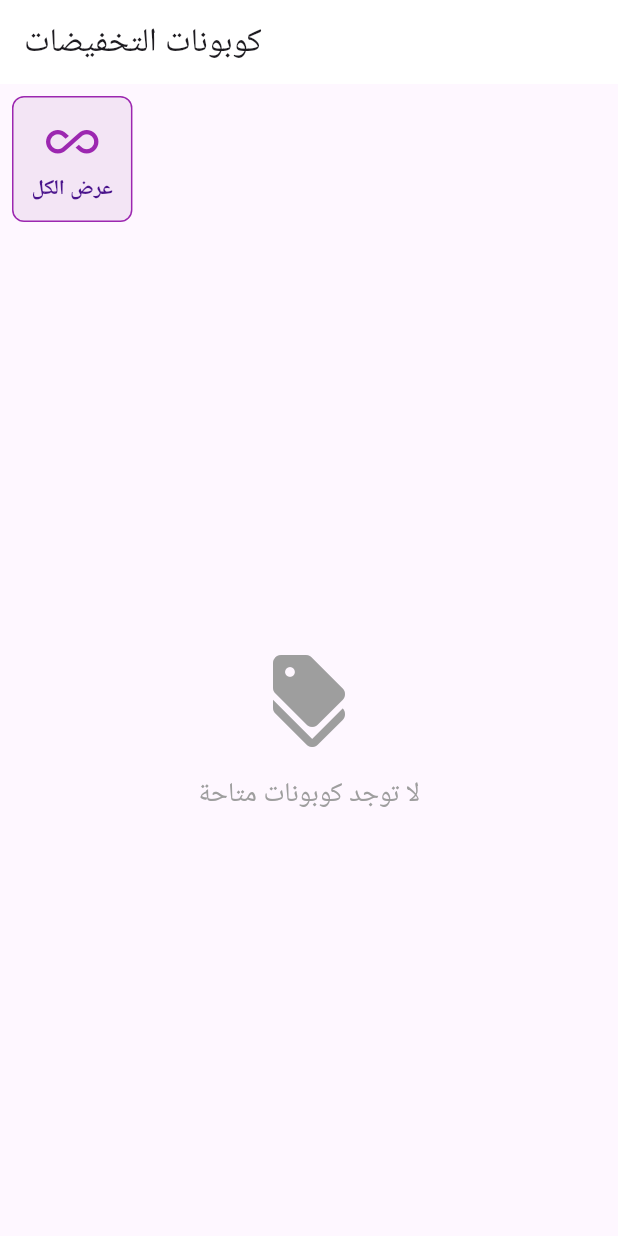
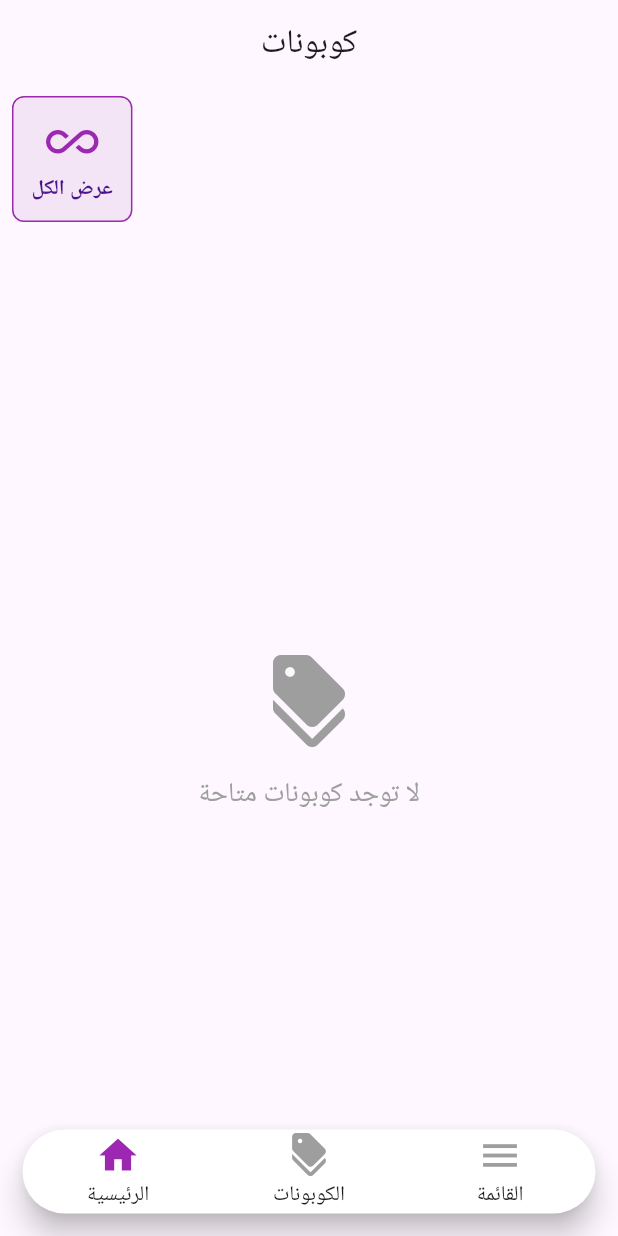
Before and after one commit to a311u311a/untitled2, a Flutter app: the screen it shows after launch, on a phone screen of 412 x 824 dp. Run offline on Flutter 3.47's test engine with Material 3 defaults, Android fonts, the phone set to English and light mode, and no system bars; drawn by our look-alikes of custom_navigation_bar; our stand-ins replace cloud_firestore, firebase_core, lottie, quickalert; accounts and stored records are empty; Roboto replaces fonts that are missing (Cairo).

```diff
--- a/lib/main.dart
+++ b/lib/main.dart
@@ -1,12 +1,13 @@
-// ملف main.dart
 import 'package:flutter/material.dart';
 import 'package:firebase_core/firebase_core.dart';
-import 'package:untitled2/screens/splash_screen.dart';
-import 'screens/home_screen.dart';
+import 'package:untitled2/widgets/bottom_navigation_bar.dart';
+import 'firebase_options.dart';
 
 void main() async {
   WidgetsFlutterBinding.ensureInitialized();
-  await Firebase.initializeApp();
+  await Firebase.initializeApp(
+    options: DefaultFirebaseOptions.currentPlatform,
+  );
   runApp(const MyApp());
 }
 
@@ -21,7 +22,7 @@ class MyApp extends StatelessWidget {
         primarySwatch: Colors.blue,
         fontFamily: 'Cairo',
       ),
-      home: const SplashScreen(),
+      home: const BottomNavBar(),
       debugShowCheckedModeBanner: false,
     );
   }
--- a/lib/screens/home_screen.dart
+++ b/lib/screens/home_screen.dart
@@ -1,6 +1,4 @@
-import 'package:flutter/cupertino.dart';
 import 'package:flutter/material.dart';
-
 import '../widgets/coupons_list.dart';
 import '../widgets/stores_list.dart';
 
@@ -18,37 +16,21 @@ class _HomeScreenState extends State<HomeScreen> {
   Widget build(BuildContext context) {
     return Scaffold(
       appBar: AppBar(
-
-        backgroundColor: Colors.white,
-        title: const Text('كوبونات التخفيضات'),
-        actions: [
-          if (selectedStoreId != null)
-            IconButton(
-              color: Colors.purple,
-
-              icon: const Icon(Icons.clear),
-              onPressed: () => setState(() => selectedStoreId = null),
-              tooltip: 'إعادة تعيين',
-            ),
-        ],
+        title: Center(child: Text('كوبونات')),
       ),
       body: Column(
-
         children: [
           SizedBox(
             height: 100,
             child: StoresList(
-
               selectedStoreId: selectedStoreId,
               onStoreSelected: (storeId) {
                 setState(() {
-                  selectedStoreId = storeId; // null يعني عرض الكل
+                  selectedStoreId = storeId;
                 });
-
               },
             ),
           ),
-
           Expanded(
             child: CouponsList(selectedStoreId: selectedStoreId),
           ),
--- /dev/null
+++ b/lib/widgets/bottom_navigation_bar.dart
@@ -0,0 +1,60 @@
+import 'package:flutter/material.dart';
+import 'package:custom_navigation_bar/custom_navigation_bar.dart';
+import 'package:untitled2/screens/discounts_screen.dart';
+import '../screens/home_screen.dart';
+import '../screens/menu_screen.dart';
+
+class BottomNavBar extends StatefulWidget {
+  const BottomNavBar({super.key});
+
+  @override
+  State<BottomNavBar> createState() => _BottomNavBarState();
+}
+
+class _BottomNavBarState extends State<BottomNavBar> {
+  int _selectedIndex = 0;
+
+  // قائمة الصفحات
+  final List<Widget> _pages = [
+    const HomeScreen(), // الصفحة الرئيسية
+    const DiscountsScreen(), // صفحة الكوبونات
+    const MenuScreen(), // صفحة القائمة
+  ];
+
+  @override
+  Widget build(BuildContext context) {
+   // Color transparentBlue = Colors.blue.withOpacity(0.5);
+    return Scaffold(
+      extendBody: true,
+
+      backgroundColor: Colors.white.withValues(alpha: 10.0),
+
+
+      body: _pages[_selectedIndex], // الصفحة الحالية
+      bottomNavigationBar: Padding(
+        padding: const EdgeInsets.all(15),
+        child: CustomNavigationBar(
+
+          iconSize: 30.0,
+
+          selectedColor: Colors.purple,
+          strokeColor: Colors.purple.withOpacity(0.5),
+          unSelectedColor: Colors.grey,
+          backgroundColor: Colors.white,
+          borderRadius: const Radius.circular(100.0),
+          items: [
+            CustomNavigationBarItem(icon: Icon(Icons.home), title: Text('الرئيسية')),
+            CustomNavigationBarItem(icon: Icon(Icons.discount), title: Text('الكوبونات')),
+            CustomNavigationBarItem(icon: Icon(Icons.menu), title: Text('القائمة')),
+          ],
+          currentIndex: _selectedIndex,
+          onTap: (index) {
+            setState(() {
+              _selectedIndex = index;
+            });
+          },
+        ),
+      ),
+    );
+  }
+}
--- a/lib/widgets/coupons_list.dart
+++ b/lib/widgets/coupons_list.dart
@@ -1,5 +1,4 @@
 import 'package:cloud_firestore/cloud_firestore.dart';
-import 'package:flutter/cupertino.dart';
 import 'package:flutter/material.dart';
 
 import '../models/coupon.dart';
--- a/lib/widgets/stores_list.dart
+++ b/lib/widgets/stores_list.dart
@@ -1,4 +1,3 @@
-import 'dart:ui';
 
 import 'package:cloud_firestore/cloud_firestore.dart';
 import 'package:flutter/material.dart';
```
Also changed, not shown: lib/screens/discounts_screen.dart (+17 -0 lines), lib/screens/menu_screen.dart (+41 -0 lines), lib/screens/splash_screen.dart (+7 -6 lines), lib/widgets/coupon_card.dart (+4 -4 lines), lib/widgets/search_widget.dart (+47 -0 lines), pubspec.yaml (+7 -0 lines), pubspec.lock, 4 other files.
